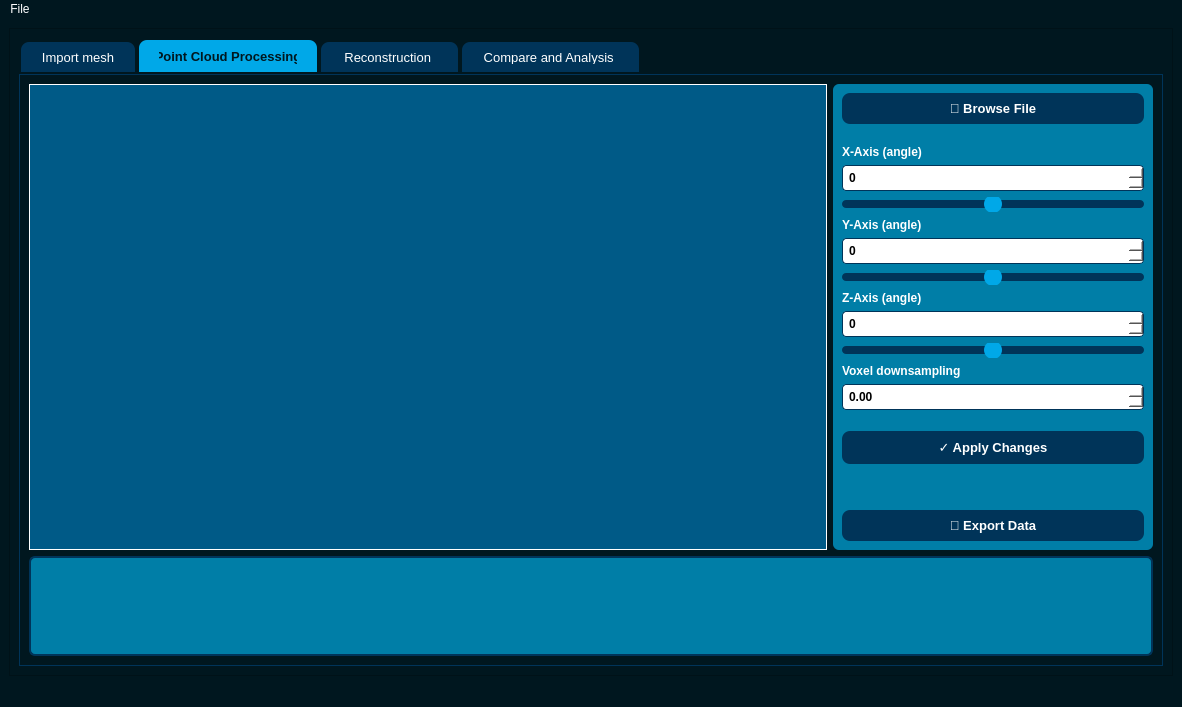
Qt form ui/main.ui (sobishirvanloo/Model-reconstruction) before a commit.
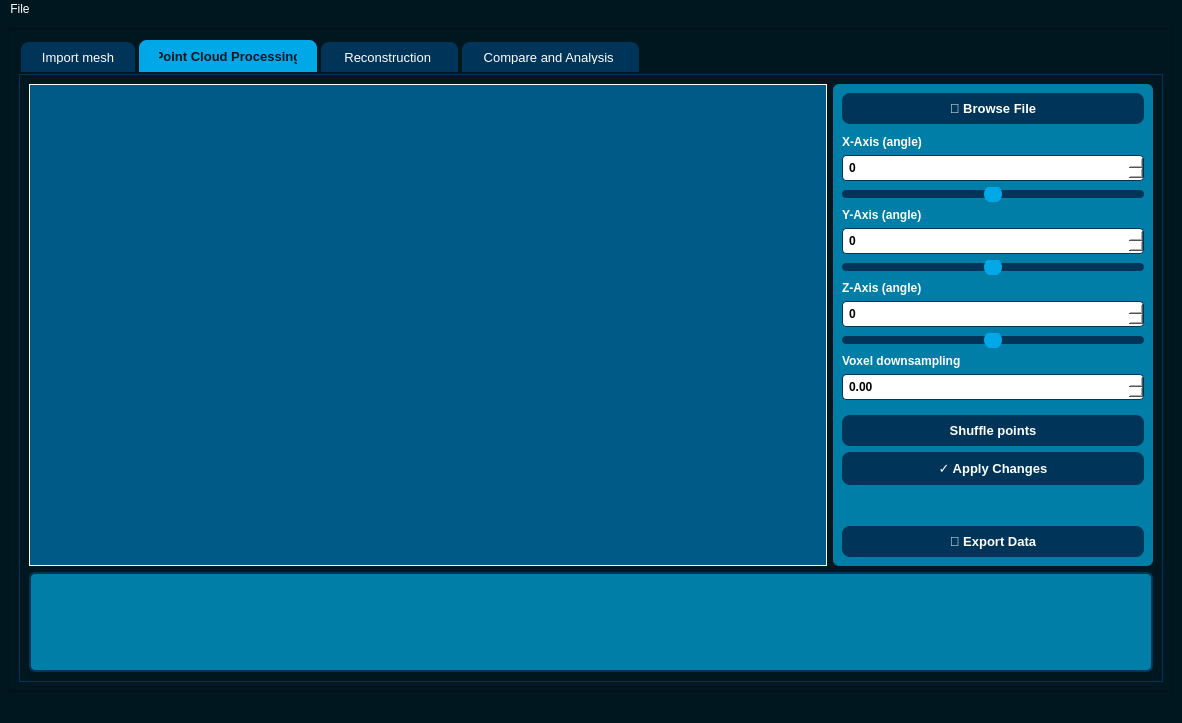
The same form after that commit.

```diff
--- a/ui/main.ui
+++ b/ui/main.ui
@@ -7,7 +7,7 @@
     <x>0</x>
     <y>0</y>
     <width>1182</width>
-    <height>707</height>
+    <height>723</height>
    </rect>
   </property>
   <property name="windowTitle">
@@ -762,6 +762,30 @@
                   </property>
                  </spacer>
                 </item>
+                <item>
+                 <widget class="QPushButton" name="random_point_btn">
+                  <property name="styleSheet">
+                   <string notr="true">QPushButton {
+    background-color: #003459;
+    color: #ffffff;
+    border: none;
+    border-radius: 8px;
+    padding: 8px 18px;
+    font-size: 13px;
+    font-weight: bold;
+}
+QPushButton:hover {
+    background-color: #00a8e8;
+}
+QPushButton:pressed {
+    background-color: #00263a;
+}</string>
+                  </property>
+                  <property name="text">
+                   <string>Shuffle points</string>
+                  </property>
+                 </widget>
+                </item>
                 <item>
                  <widget class="QPushButton" name="pushButton_2">
                   <property name="styleSheet">
```
